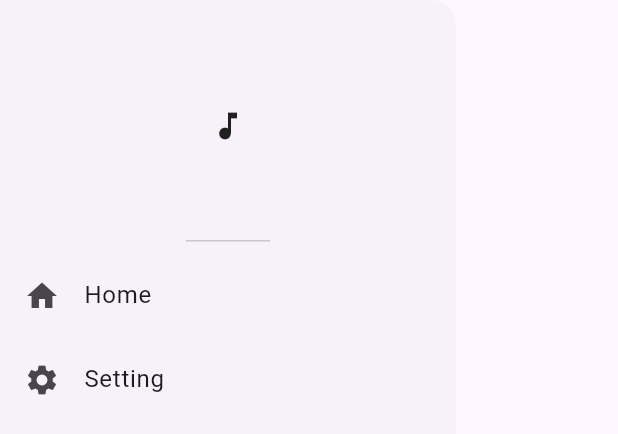
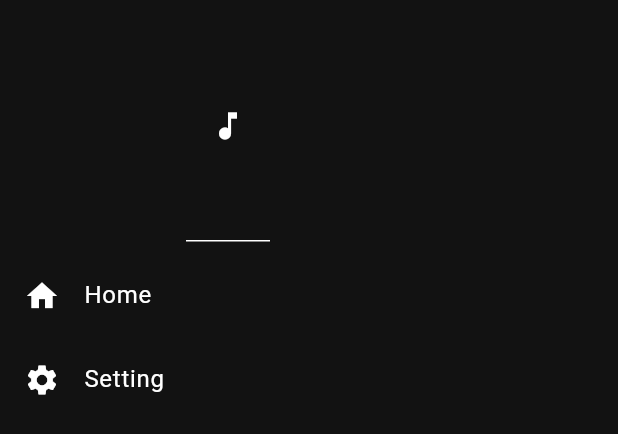
Before and after one commit to araful39/audio_player_app, a Flutter app: the MyDrawer widget shown alone on an empty page, opened directly, on a phone screen of 412 x 824 dp. Shown: the top 434 px of the screen. Run offline on Flutter 3.47's test engine with Material 3 defaults, Android fonts, the phone set to English and light mode, and no system bars.

Commit message:
theme add

```diff
--- a/lib/main.dart
+++ b/lib/main.dart
@@ -1,4 +1,5 @@
 import 'package:audio_player/pages/home_page/home_page.dart';
+import 'package:audio_player/theme/dark_mode.dart';
 import 'package:flutter/material.dart';
 
 void main(){
@@ -11,8 +12,9 @@ class MyApp extends StatelessWidget {
 
   @override
   Widget build(BuildContext context) {
-    return const MaterialApp(
-      home: HomePage(),
+    return  MaterialApp(
+      home: const HomePage(),
+      theme: darkMode,
     );
   }
 }
--- a/lib/pages/drawer/widget/my_drawer.dart
+++ b/lib/pages/drawer/widget/my_drawer.dart
@@ -11,13 +11,13 @@ class MyDrawer extends StatelessWidget {
         children: [
           const DrawerHeader(child: Icon((Icons.music_note))),
           ListTile(
-            leading: Icon(Icons.home),
-            title: Text("Home"),
+            leading: const Icon(Icons.home),
+            title: const Text("Home"),
             onTap: (){},
           ),
           ListTile(
-            leading: Icon(Icons.settings),
-            title: Text("Setting"),
+            leading: const Icon(Icons.settings),
+            title:const Text("Setting"),
             onTap: (){},
           ),
         ],
--- /dev/null
+++ b/lib/theme/dark_mode.dart
@@ -0,0 +1,10 @@
+import 'package:flutter/material.dart';
+
+ThemeData darkMode=ThemeData(
+    colorScheme: ColorScheme.dark(
+        background: Colors.grey.shade900,
+        primary: Colors.grey.shade600,
+        secondary: Colors.grey.shade800,
+        inversePrimary: Colors.grey.shade300
+    )
+);
```
Also changed, not shown: lib/theme/light_mode.dart (added, +10 -0 lines).
